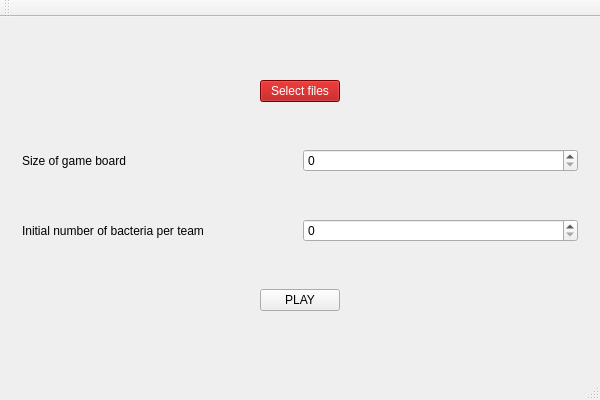
Above: src/gui/MainWindow.ui from zer0main/bacteria-ui before the change. Below: the same form after it.
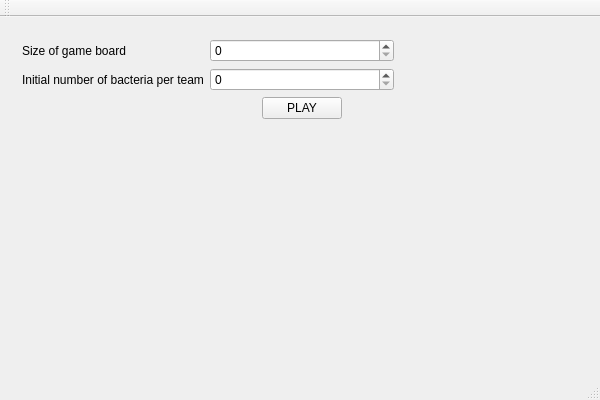
That is the form after the change. The open tabs and pages were chosen to show the change.

Commit message: GUI: create inputpage

Diff of the .ui file:
```diff
--- a/src/gui/MainWindow.ui
+++ b/src/gui/MainWindow.ui
@@ -39,6 +39,18 @@
           </item>
           <item>
            <widget class="QPushButton" name="fileButton">
+            <property name="minimumSize">
+             <size>
+              <width>83</width>
+              <height>27</height>
+             </size>
+            </property>
+            <property name="baseSize">
+             <size>
+              <width>100</width>
+              <height>100</height>
+             </size>
+            </property>
             <property name="styleSheet">
              <string notr="true">background-color: rgb(170, 0, 0);
 color: rgb(255, 255, 255);</string>
@@ -66,28 +78,37 @@
         <item>
          <layout class="QHBoxLayout" name="horizontalLayout_6">
           <item>
-           <widget class="QLabel" name="label">
-            <property name="text">
-             <string>Size of game board</string>
+           <spacer name="horizontalSpacer_5">
+            <property name="orientation">
+             <enum>Qt::Horizontal</enum>
             </property>
-           </widget>
+            <property name="sizeHint" stdset="0">
+             <size>
+              <width>40</width>
+              <height>20</height>
+             </size>
+            </property>
+           </spacer>
           </item>
           <item>
-           <widget class="QSpinBox" name="boardSize"/>
-          </item>
-         </layout>
-        </item>
-        <item>
-         <layout class="QHBoxLayout" name="horizontalLayout_7">
-          <item>
-           <widget class="QLabel" name="label_2">
+           <widget class="QPushButton" name="nextButton">
             <property name="text">
-             <string>Initial number of bacteria per team</string>
+             <string>Next</string>
             </property>
            </widget>
           </item>
           <item>
-           <widget class="QSpinBox" name="bacteriaNumber"/>
+           <spacer name="horizontalSpacer_6">
+            <property name="orientation">
+             <enum>Qt::Horizontal</enum>
+            </property>
+            <property name="sizeHint" stdset="0">
+             <size>
+              <width>40</width>
+              <height>20</height>
+             </size>
+            </property>
+           </spacer>
           </item>
          </layout>
         </item>
@@ -107,9 +128,9 @@
            </spacer>
           </item>
           <item>
-           <widget class="QPushButton" name="playButton">
+           <widget class="QPushButton" name="quitButton">
             <property name="text">
-             <string>PLAY</string>
+             <string>Quit</string>
             </property>
            </widget>
           </item>
@@ -130,6 +151,110 @@
         </item>
        </layout>
       </widget>
+      <widget class="QWidget" name="inputpage">
+       <layout class="QGridLayout" name="gridLayout_4">
+        <item row="1" column="0">
+         <widget class="QLabel" name="label_3">
+          <property name="text">
+           <string>Initial number of bacteria per team</string>
+          </property>
+         </widget>
+        </item>
+        <item row="0" column="2">
+         <widget class="QSpinBox" name="boardSize"/>
+        </item>
+        <item row="0" column="0">
+         <widget class="QLabel" name="label_4">
+          <property name="text">
+           <string>Size of game board</string>
+          </property>
+         </widget>
+        </item>
+        <item row="2" column="0">
+         <spacer name="verticalSpacer_3">
+          <property name="orientation">
+           <enum>Qt::Vertical</enum>
+          </property>
+          <property name="sizeHint" stdset="0">
+           <size>
+            <width>20</width>
+            <height>40</height>
+           </size>
+          </property>
+         </spacer>
+        </item>
+        <item row="0" column="3">
+         <spacer name="horizontalSpacer_8">
+          <property name="orientation">
+           <enum>Qt::Horizontal</enum>
+          </property>
+          <property name="sizeHint" stdset="0">
+           <size>
+            <width>40</width>
+            <height>20</height>
+           </size>
+          </property>
+         </spacer>
+        </item>
+        <item row="2" column="2">
+         <layout class="QHBoxLayout" name="horizontalLayout_8">
+          <item>
+           <spacer name="horizontalSpacer_9">
+            <property name="orientation">
+             <enum>Qt::Horizontal</enum>
+            </property>
+            <property name="sizeHint" stdset="0">
+             <size>
+              <width>40</width>
+              <height>20</height>
+             </size>
+            </property>
+           </spacer>
+          </item>
+          <item>
+           <layout class="QVBoxLayout" name="verticalLayout_5">
+            <item>
+             <widget class="QPushButton" name="playButton">
+              <property name="text">
+               <string>PLAY</string>
+              </property>
+             </widget>
+            </item>
+            <item>
+             <spacer name="verticalSpacer_4">
+              <property name="orientation">
+               <enum>Qt::Vertical</enum>
+              </property>
+              <property name="sizeHint" stdset="0">
+               <size>
+                <width>20</width>
+                <height>40</height>
+               </size>
+              </property>
+             </spacer>
+            </item>
+           </layout>
+          </item>
+          <item>
+           <spacer name="horizontalSpacer_10">
+            <property name="orientation">
+             <enum>Qt::Horizontal</enum>
+            </property>
+            <property name="sizeHint" stdset="0">
+             <size>
+              <width>40</width>
+              <height>20</height>
+             </size>
+            </property>
+           </spacer>
+          </item>
+         </layout>
+        </item>
+        <item row="1" column="2">
+         <widget class="QSpinBox" name="bacteriaNumber"/>
+        </item>
+       </layout>
+      </widget>
       <widget class="QWidget" name="gamepage">
        <layout class="QVBoxLayout" name="verticalLayout_3">
         <item>
```
